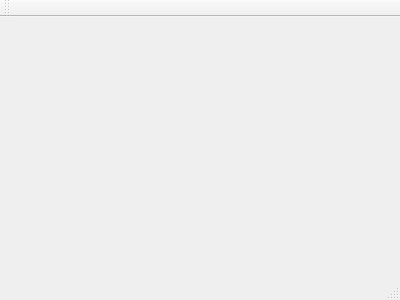
Qt form Park/mainwindow.ui (Heladio-ac/Park) before a commit.
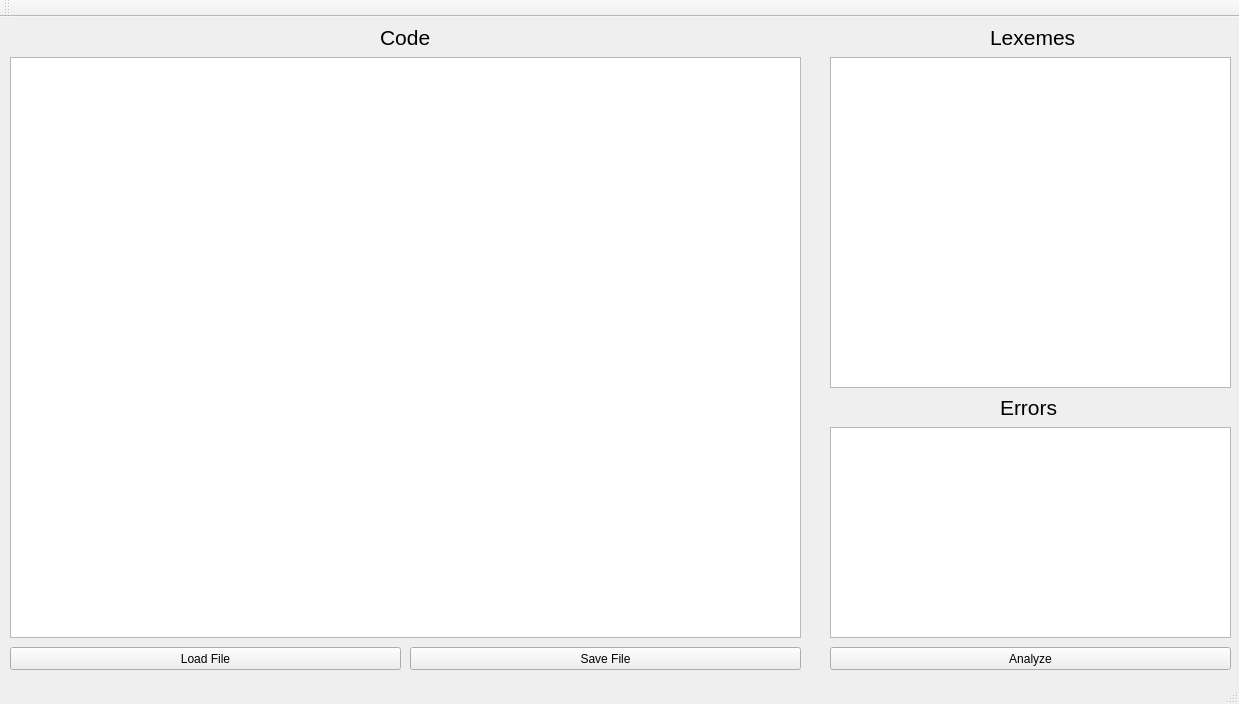
The same form after that commit.

Diff of the .ui file:
```diff
--- a/Park/mainwindow.ui
+++ b/Park/mainwindow.ui
@@ -1,24 +1,171 @@
 <ui version="4.0">
  <class>MainWindow</class>
- <widget class="QMainWindow" name="MainWindow" >
-  <property name="geometry" >
+ <widget class="QMainWindow" name="MainWindow">
+  <property name="geometry">
    <rect>
     <x>0</x>
     <y>0</y>
-    <width>400</width>
-    <height>300</height>
+    <width>1239</width>
+    <height>704</height>
    </rect>
   </property>
   <property name="windowTitle" >
    <string>MainWindow</string>
   </property>
-  <widget class="QMenuBar" name="menuBar" />
-  <widget class="QToolBar" name="mainToolBar" />
-  <widget class="QWidget" name="centralWidget" />
-  <widget class="QStatusBar" name="statusBar" />
+  <widget class="QWidget" name="centralWidget">
+   <widget class="QLabel" name="label_3">
+    <property name="geometry">
+     <rect>
+      <x>1000</x>
+      <y>380</y>
+      <width>71</width>
+      <height>21</height>
+     </rect>
+    </property>
+    <property name="font">
+     <font>
+      <pointsize>16</pointsize>
+     </font>
+    </property>
+    <property name="text">
+     <string>Errors</string>
+    </property>
+   </widget>
+   <widget class="QLabel" name="label">
+    <property name="geometry">
+     <rect>
+      <x>380</x>
+      <y>10</y>
+      <width>61</width>
+      <height>21</height>
+     </rect>
+    </property>
+    <property name="font">
+     <font>
+      <pointsize>16</pointsize>
+     </font>
+    </property>
+    <property name="text">
+     <string>Code</string>
+    </property>
+   </widget>
+   <widget class="QPushButton" name="SaveButton">
+    <property name="geometry">
+     <rect>
+      <x>410</x>
+      <y>630</y>
+      <width>391</width>
+      <height>23</height>
+     </rect>
+    </property>
+    <property name="text">
+     <string>Save File</string>
+    </property>
+   </widget>
+   <widget class="QPushButton" name="LoadButton">
+    <property name="geometry">
+     <rect>
+      <x>10</x>
+      <y>630</y>
+      <width>391</width>
+      <height>23</height>
+     </rect>
+    </property>
+    <property name="text">
+     <string>Load File</string>
+    </property>
+   </widget>
+   <widget class="QPushButton" name="AnalyzeButton">
+    <property name="geometry">
+     <rect>
+      <x>830</x>
+      <y>630</y>
+      <width>401</width>
+      <height>23</height>
+     </rect>
+    </property>
+    <property name="text">
+     <string>Analyze</string>
+    </property>
+   </widget>
+   <widget class="QLabel" name="label_2">
+    <property name="geometry">
+     <rect>
+      <x>990</x>
+      <y>10</y>
+      <width>101</width>
+      <height>21</height>
+     </rect>
+    </property>
+    <property name="font">
+     <font>
+      <pointsize>16</pointsize>
+     </font>
+    </property>
+    <property name="text">
+     <string>Lexemes</string>
+    </property>
+   </widget>
+   <widget class="QTableView" name="TokensTable">
+    <property name="geometry">
+     <rect>
+      <x>830</x>
+      <y>40</y>
+      <width>401</width>
+      <height>331</height>
+     </rect>
+    </property>
+    <property name="cornerButtonEnabled">
+     <bool>true</bool>
+    </property>
+   </widget>
+   <widget class="QTableView" name="ErrorsTable">
+    <property name="geometry">
+     <rect>
+      <x>830</x>
+      <y>410</y>
+      <width>401</width>
+      <height>211</height>
+     </rect>
+    </property>
+   </widget>
+   <widget class="QPlainTextEdit" name="CodeText">
+    <property name="geometry">
+     <rect>
+      <x>10</x>
+      <y>40</y>
+      <width>791</width>
+      <height>581</height>
+     </rect>
+    </property>
+    <property name="font">
+     <font>
+      <pointsize>11</pointsize>
+     </font>
+    </property>
+   </widget>
+  </widget>
+  <widget class="QMenuBar" name="menuBar">
+   <property name="geometry">
+    <rect>
+     <x>0</x>
+     <y>0</y>
+     <width>1239</width>
+     <height>20</height>
+    </rect>
+   </property>
+  </widget>
+  <widget class="QToolBar" name="mainToolBar">
+   <attribute name="toolBarArea">
+    <enum>TopToolBarArea</enum>
+   </attribute>
+   <attribute name="toolBarBreak">
+    <bool>false</bool>
+   </attribute>
+  </widget>
+  <widget class="QStatusBar" name="statusBar"/>
  </widget>
- <layoutDefault spacing="6" margin="11" />
- <pixmapfunction></pixmapfunction>
+ <layoutdefault spacing="6" margin="11"/>
  <resources/>
  <connections/>
 </ui>
```
Left out of the diff: 3 changed lines with no effect on the pictures.
